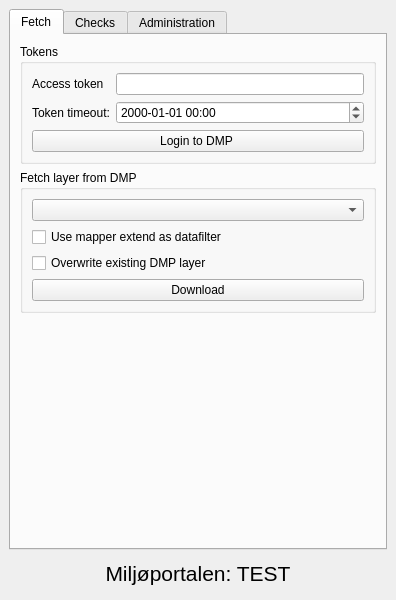
The window that dmp_manager/dmp_manager_dockwidget_base.ui (bvthomsen/QGIS-DMP-plugin) describes before a commit, drawn with Qt 5.
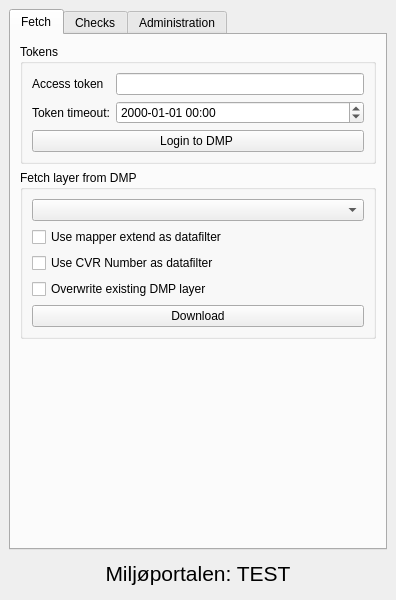
The same window after the commit. The open tabs and pages were chosen to show the change.

Commit message: tilføjelse CVR filter

What changed in the file:
```diff
--- a/dmp_manager/dmp_manager_dockwidget_base.ui
+++ b/dmp_manager/dmp_manager_dockwidget_base.ui
@@ -85,6 +85,13 @@
              </property>
             </widget>
            </item>
+           <item>
+            <widget class="QCheckBox" name="chbUseCVR">
+             <property name="text">
+              <string>Use CVR Number as datafilter</string>
+             </property>
+            </widget>
+           </item>
            <item>
             <widget class="QCheckBox" name="chbOverwrite">
              <property name="text">
```
Left out of the diff: 4 changed lines with no effect on the pictures. The commit also changes 2 other files.
